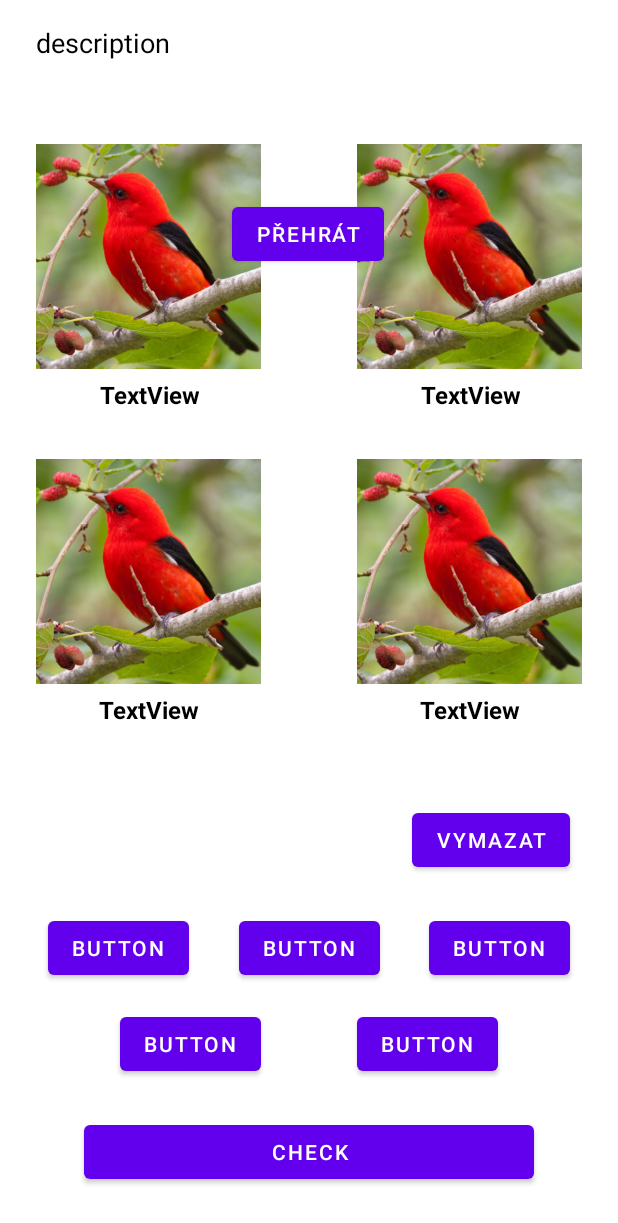
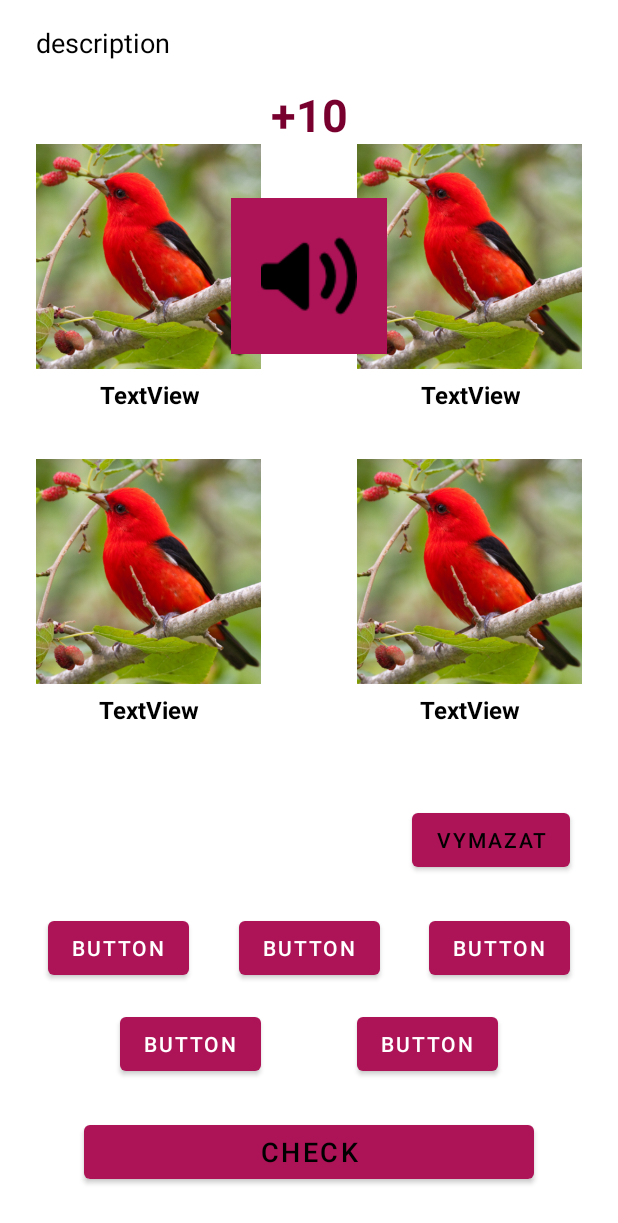
Before and after one commit to michalscepka/TAMZ2-Duolingo, an Android app: the layout activity_display_lesson.xml on its own in the app's theme, with its tools: preview values and no code run, on a phone screen of 412 x 824 dp. Shown: the top 1223 px of the screen. Run offline under Robolectric (Android 15) with nearby library versions, the light colour scheme and no system bars.

Commit message:
updated theme

```diff
--- a/duolingo/app/src/main/res/layout/activity_display_lesson.xml
+++ b/duolingo/app/src/main/res/layout/activity_display_lesson.xml
@@ -4,6 +4,7 @@
     xmlns:tools="http://schemas.android.com/tools"
     android:layout_width="match_parent"
     android:layout_height="match_parent"
+    android:theme="@style/Theme.Duolingo"
     tools:context=".DisplayLessonActivity">
 
     <TextView
@@ -116,23 +117,11 @@
         app:layout_constraintStart_toStartOf="@+id/img4"
         app:layout_constraintTop_toBottomOf="@+id/img4" />
 
-    <Button
-        android:id="@+id/buttonPlay"
-        android:layout_width="wrap_content"
-        android:layout_height="wrap_content"
-        android:layout_marginTop="132dp"
-        android:text="Přehrát"
-        app:layout_constraintEnd_toEndOf="parent"
-        app:layout_constraintHorizontal_bias="0.498"
-        app:layout_constraintStart_toStartOf="parent"
-        app:layout_constraintTop_toTopOf="parent"
-        android:onClick="onButtonPlayClick" />
-
     <TextView
         android:id="@+id/textAnswer"
         android:layout_width="wrap_content"
         android:layout_height="wrap_content"
-        android:layout_marginTop="92dp"
+        android:layout_marginTop="32dp"
         android:textColor="@color/black"
         android:textSize="24sp"
         app:layout_constraintEnd_toEndOf="parent"
@@ -146,21 +135,23 @@
         android:layout_height="wrap_content"
         android:layout_marginStart="32dp"
         android:layout_marginBottom="16dp"
+        android:onClick="onButtonOptionClick"
         android:text="Button"
+        android:textColor="@color/white"
         app:layout_constraintBottom_toTopOf="@+id/buttonOption4"
-        app:layout_constraintStart_toStartOf="parent"
-        android:onClick="onButtonOptionClick" />
+        app:layout_constraintStart_toStartOf="parent" />
 
     <Button
         android:id="@+id/buttonOption2"
         android:layout_width="wrap_content"
         android:layout_height="wrap_content"
         android:layout_marginBottom="16dp"
+        android:onClick="onButtonOptionClick"
         android:text="Button"
+        android:textColor="@color/white"
         app:layout_constraintBottom_toTopOf="@+id/buttonOption4"
         app:layout_constraintEnd_toStartOf="@+id/buttonOption3"
-        app:layout_constraintStart_toEndOf="@+id/buttonOption1"
-        android:onClick="onButtonOptionClick" />
+        app:layout_constraintStart_toEndOf="@+id/buttonOption1" />
 
     <Button
         android:id="@+id/buttonOption3"
@@ -168,10 +159,11 @@
         android:layout_height="wrap_content"
         android:layout_marginEnd="32dp"
         android:layout_marginBottom="16dp"
+        android:onClick="onButtonOptionClick"
         android:text="Button"
+        android:textColor="@color/white"
         app:layout_constraintBottom_toTopOf="@+id/buttonOption5"
-        app:layout_constraintEnd_toEndOf="parent"
-        android:onClick="onButtonOptionClick" />
+        app:layout_constraintEnd_toEndOf="parent" />
 
     <Button
         android:id="@+id/buttonOption4"
@@ -179,10 +171,11 @@
         android:layout_height="wrap_content"
         android:layout_marginStart="80dp"
         android:layout_marginBottom="24dp"
+        android:onClick="onButtonOptionClick"
         android:text="Button"
+        android:textColor="@color/white"
         app:layout_constraintBottom_toTopOf="@+id/buttonCheck"
-        app:layout_constraintStart_toStartOf="parent"
-        android:onClick="onButtonOptionClick" />
+        app:layout_constraintStart_toStartOf="parent" />
 
     <Button
         android:id="@+id/buttonOption5"
@@ -190,21 +183,24 @@
         android:layout_height="wrap_content"
         android:layout_marginEnd="80dp"
         android:layout_marginBottom="24dp"
+        android:onClick="onButtonOptionClick"
         android:text="Button"
+        android:textColor="@color/white"
         app:layout_constraintBottom_toTopOf="@+id/buttonCheck"
-        app:layout_constraintEnd_toEndOf="parent"
-        android:onClick="onButtonOptionClick" />
+        app:layout_constraintEnd_toEndOf="parent" />
 
     <Button
         android:id="@+id/buttonCheck"
         android:layout_width="300dp"
         android:layout_height="wrap_content"
         android:layout_marginBottom="32dp"
+        android:onClick="onButtonCheckClick"
         android:text="Check"
+        android:textColor="@color/black"
+        android:textSize="18sp"
         app:layout_constraintBottom_toBottomOf="parent"
         app:layout_constraintEnd_toEndOf="parent"
-        app:layout_constraintStart_toStartOf="parent"
-        android:onClick="onButtonCheckClick" />
+        app:layout_constraintStart_toStartOf="parent" />
 
     <Button
         android:id="@+id/buttonClear"
@@ -212,9 +208,36 @@
         android:layout_height="wrap_content"
         android:layout_marginEnd="32dp"
         android:layout_marginBottom="24dp"
+        android:onClick="onButtonClearClick"
         android:text="Vymazat"
+        android:textColor="@color/black"
         app:layout_constraintBottom_toTopOf="@+id/buttonOption3"
+        app:layout_constraintEnd_toEndOf="parent" />
+
+    <ImageButton
+        android:id="@+id/buttonPlay"
+        android:layout_width="wrap_content"
+        android:layout_height="wrap_content"
+        android:layout_marginTop="132dp"
+        android:background="@color/pink1"
+        android:onClick="onButtonPlayClick"
+        android:padding="20dp"
         app:layout_constraintEnd_toEndOf="parent"
-        android:onClick="onButtonClearClick" />
+        app:layout_constraintStart_toStartOf="parent"
+        app:layout_constraintTop_toTopOf="parent"
+        app:srcCompat="@drawable/speaker" />
+
+    <TextView
+        android:id="@+id/textScore"
+        android:layout_width="wrap_content"
+        android:layout_height="wrap_content"
+        android:layout_marginTop="56dp"
+        android:text="+10"
+        android:textColor="@color/pink2"
+        android:textSize="30sp"
+        android:textStyle="bold"
+        app:layout_constraintEnd_toEndOf="parent"
+        app:layout_constraintStart_toStartOf="parent"
+        app:layout_constraintTop_toTopOf="parent" />
 
 </androidx.constraintlayout.widget.ConstraintLayout>
--- a/duolingo/app/src/main/res/values/colors.xml
+++ b/duolingo/app/src/main/res/values/colors.xml
@@ -7,4 +7,10 @@
     <color name="teal_700">#FF018786</color>
     <color name="black">#FF000000</color>
     <color name="white">#FFFFFFFF</color>
+    <color name="cyan1">#00838f</color>
+    <color name="cyan2">#005661</color>
+    <color name="pink1">#ad1357</color>
+    <color name="pink2">#78002e</color>
+    <color name="pink3">#880e4f</color>
+    <color name="pink4">#560027</color>
 </resources>
--- a/duolingo/app/src/main/res/values/themes.xml
+++ b/duolingo/app/src/main/res/values/themes.xml
@@ -2,9 +2,9 @@
     <!-- Base application theme. -->
     <style name="Theme.Duolingo" parent="Theme.MaterialComponents.DayNight.DarkActionBar">
         <!-- Primary brand color. -->
-        <item name="colorPrimary">@color/purple_500</item>
-        <item name="colorPrimaryVariant">@color/purple_700</item>
-        <item name="colorOnPrimary">@color/white</item>
+        <item name="colorPrimary">@color/pink1</item>
+        <item name="colorPrimaryVariant">@color/pink2</item>
+        <item name="colorOnPrimary">@color/black</item>
         <!-- Secondary brand color. -->
         <item name="colorSecondary">@color/teal_200</item>
         <item name="colorSecondaryVariant">@color/teal_700</item>
```
Also changed, not shown: duolingo/app/src/main/assets/data.json (+20 -6 lines), duolingo/app/src/main/java/com/example/duolingo/DisplayLessonActivity.java (+26 -6 lines), duolingo/app/src/main/res/layout/activity_my_profile.xml (+6 -3 lines), duolingo/app/src/main/res/drawable/speaker.png (added), duolingo/app/src/main/res/drawable/speaker2.png (added), 4 other files.
